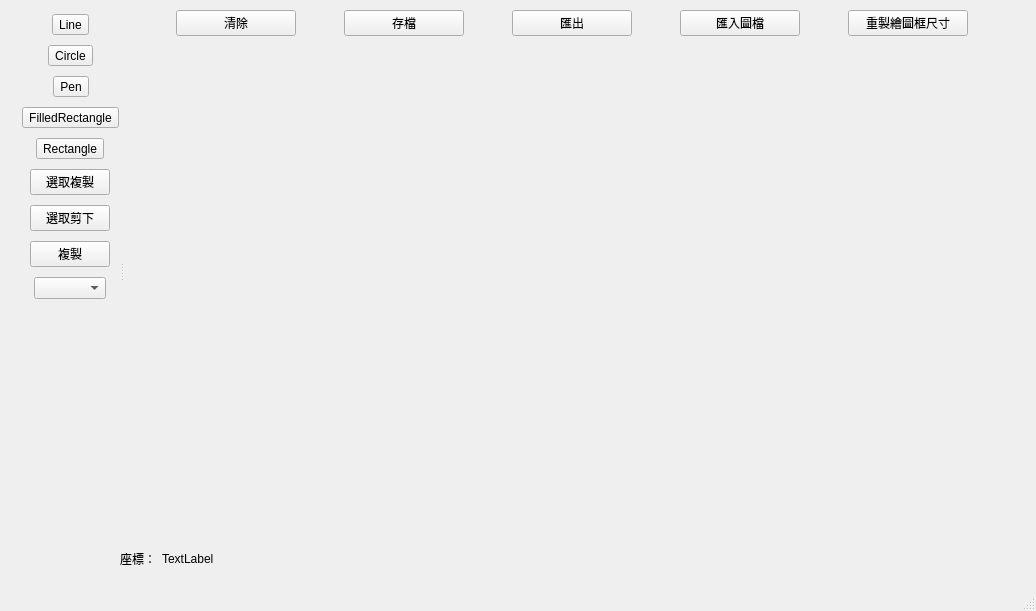
Above: mainwindow.ui from markscat/SH1106_GUI_Design before the change. Below: the same form after it.
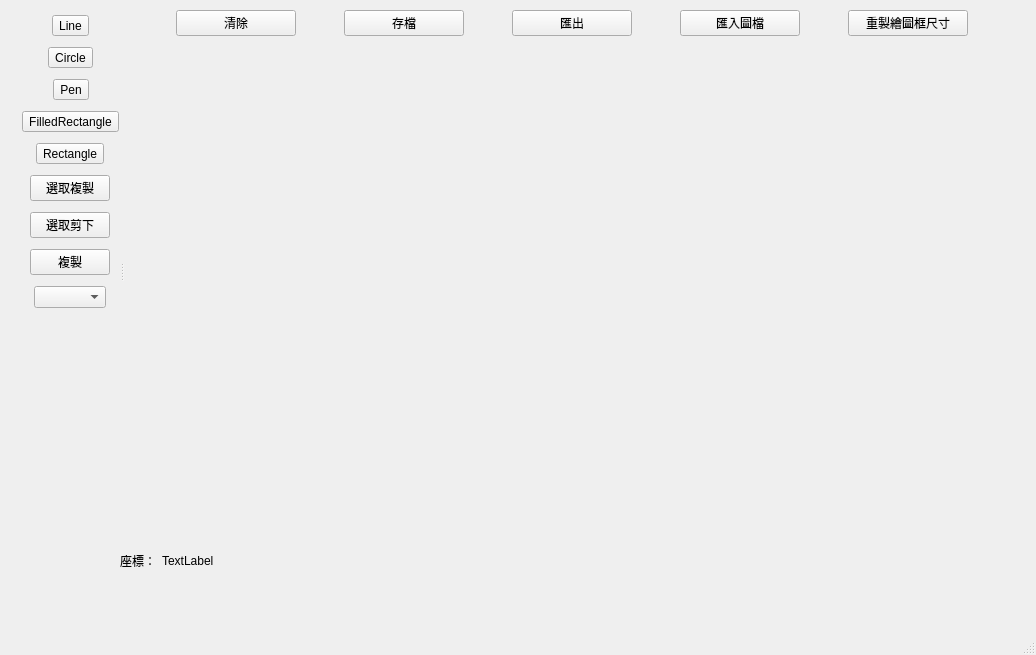
That is the form after the change.

Patch:
```diff
--- a/mainwindow.ui
+++ b/mainwindow.ui
@@ -7,7 +7,7 @@
     <x>0</x>
     <y>0</y>
     <width>1036</width>
-    <height>611</height>
+    <height>655</height>
    </rect>
   </property>
   <property name="sizePolicy">
@@ -66,7 +66,7 @@
         <x>0</x>
         <y>10</y>
         <width>141</width>
-        <height>301</height>
+        <height>310</height>
        </rect>
       </property>
       <layout class="QVBoxLayout" name="verticalLayout">
@@ -508,7 +508,7 @@
       <x>120</x>
       <y>550</y>
       <width>161</width>
-      <height>17</height>
+      <height>21</height>
      </rect>
     </property>
     <layout class="QHBoxLayout" name="horizontalLayout" stretch="0,1">
```
Left out of the diff: 2 changed lines with no effect on the pictures.
